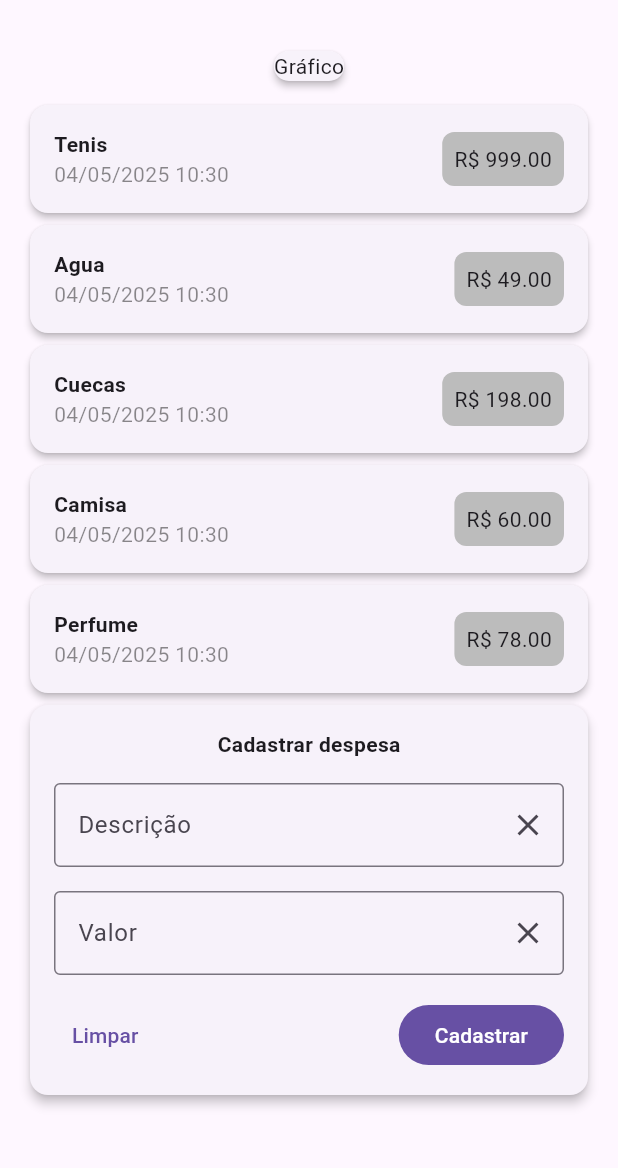
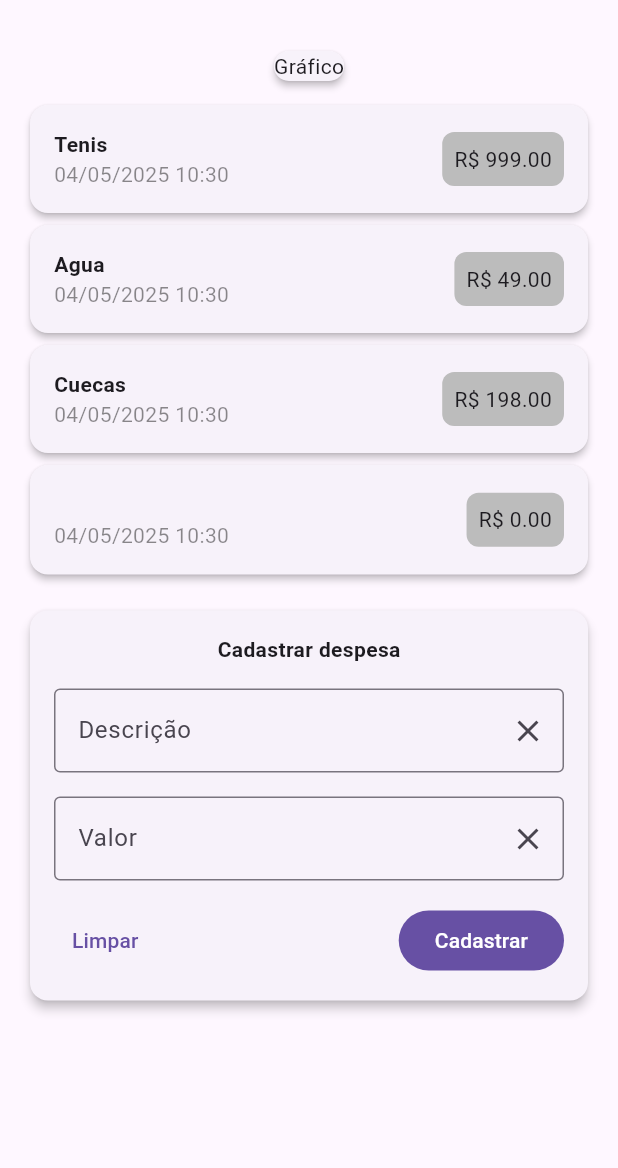
Before and after one commit to gelsoniezzi/cursoFlutter, a Flutter app: the screen it shows after launch, after a tap on "Cadastrar", on a phone screen of 412 x 824 dp, the part 63-1231 px from its top. Run offline on Flutter 3.47's test engine with Material 3 defaults, Android fonts, the phone set to English and light mode, and no system bars.

Commit message:
Integração entre TransctionForm e TransactionUser

```diff
--- a/expenses_alone/lib/components/transaction_form.dart
+++ b/expenses_alone/lib/components/transaction_form.dart
@@ -6,7 +6,9 @@
   final titleController = TextEditingController();
   final valueController = TextEditingController();
 
-  //TransactionForm();
+  final void Function(String, double) onSubmit; //variável do tipo função que recebe dois parametros
+
+  TransactionForm(this.onSubmit); //a função é recebida como parâmetro do construtor
 
   @override
   Widget build(BuildContext context) {
@@ -26,18 +28,18 @@
                       TextField(
                         // onChanged: (newValue) => title = newValue, // essa abordagem é valida para utilização com a variável title e value (que está comentada)
                         controller: titleController,
-                        decoration: InputDecoration(
+                        decoration: const InputDecoration(
                           suffixIcon: Icon(Icons.clear),
                           border: OutlineInputBorder(),
                           labelText: "Descrição",
 
                         ),
                       ),
-                      SizedBox(height: 16,),
+                      const SizedBox(height: 16,),
                       TextField(
                         controller: valueController,
                         // onChanged: (newValue) => value = newValue, // essa abordagem é valida para utilização com a variável title e value (que está comentada)
-                        decoration: InputDecoration(
+                        decoration: const InputDecoration(
                           suffixIcon: Icon(Icons.clear),
                           prefixText: "R\$ ",
                           border: OutlineInputBorder(),
@@ -45,14 +47,15 @@
                         ),
                       ),
                       Container(
-                        margin: EdgeInsets.fromLTRB(0,16,0,0),
+                        margin: const EdgeInsets.fromLTRB(0,16,0,0),
                         child: Row(
                           mainAxisAlignment: MainAxisAlignment.spaceBetween,
                           children: <Widget>[
                             TextButton(onPressed: () {}, child: const Text("Limpar")),
                             FilledButton(onPressed: () {
-                              print(titleController.text);
-                              print(valueController.text);
+                              final title = titleController.text;
+                              final value = double.tryParse(valueController.text) ?? 0.0; // pega-se as informações do controller e as trata.
+                              onSubmit(title, value); //executa a funcao que recebeu como parametro do construtor.
                             }, child: const Text("Cadastrar")),
                           ],
                         ),
--- a/expenses_alone/lib/components/transaction_list.dart
+++ b/expenses_alone/lib/components/transaction_list.dart
@@ -8,6 +8,8 @@
   final List<Transaction> transactions;
 
   TransactionList(this.transactions);
+
+
 
   @override
   Widget build(BuildContext context) {
--- /dev/null
+++ b/expenses_alone/lib/components/transaction_user.dart
@@ -0,0 +1,50 @@
+import 'dart:math';
+
+import 'package:flutter/material.dart';
+import 'package:expenses_alone/models/transaction.dart';
+import 'package:expenses_alone/components/transaction_form.dart';
+import 'package:expenses_alone/components/transaction_list.dart';
+
+
+class TransactionUser extends StatefulWidget {
+  //const TransactionUser({super.key});
+
+  @override
+  State<TransactionUser> createState() => _TransactionUserState();
+}
+
+class _TransactionUserState extends State<TransactionUser> {
+
+  final _despesas = [
+    Transaction(id: "e1", title: "Tenis", value: 999.00, date:DateTime.now()),
+    Transaction(id: "e2", title: "Agua", value: 49.00, date:DateTime.now()),
+    Transaction(id: "e3", title: "Cuecas", value: 198.00, date:DateTime.now()),
+    //Transaction(id: "e4", title: "Camisa", value: 60.00, date:DateTime.now()),
+    //Transaction(id: "e5", title: "Perfume", value: 78.00, date:DateTime.now()),
+  ];
+
+  _addTransaction(String title, double value) {
+    // Instanciar uma transaction
+
+    final newTransaction = new Transaction(
+      id: Random().nextDouble().toString(),
+      title: title,
+      value: value,
+      date: DateTime.now()
+    );
+
+    setState(() {
+      _despesas.add(newTransaction);
+    });
+  }
+
+  @override
+  Widget build(BuildContext context) {
+    return Column(children: [
+        TransactionList(_despesas),
+        SizedBox(height: 16.0),
+        TransactionForm(_addTransaction)
+      ],
+    );
+  }
+}
--- a/expenses_alone/lib/main.dart
+++ b/expenses_alone/lib/main.dart
@@ -1,6 +1,4 @@
-import 'package:expenses_alone/components/transaction_form.dart';
-import 'package:expenses_alone/models/transaction.dart';
-import 'package:expenses_alone/components/transaction_list.dart';
+import 'package:expenses_alone/components/transaction_user.dart';
 import 'package:flutter/material.dart';
 
 
@@ -30,13 +28,7 @@
 
 
 
-  final despesas = [
-    Transaction(id: "e1", title: "Tenis", value: 999.00, date:DateTime.now()),
-    Transaction(id: "e2", title: "Agua", value: 49.00, date:DateTime.now()),
-    Transaction(id: "e3", title: "Cuecas", value: 198.00, date:DateTime.now()),
-    Transaction(id: "e4", title: "Camisa", value: 60.00, date:DateTime.now()),
-    Transaction(id: "e5", title: "Perfume", value: 78.00, date:DateTime.now()),
-  ];
+
 
 
   @override
@@ -49,8 +41,7 @@
           children: <Widget>[
             Card(child: Text("Gráfico"), elevation: 2.0,),
             SizedBox(height: 8,),
-            TransactionList(despesas),
-            TransactionForm(),
+            TransactionUser(),
           ],
         ),
       ),
```
